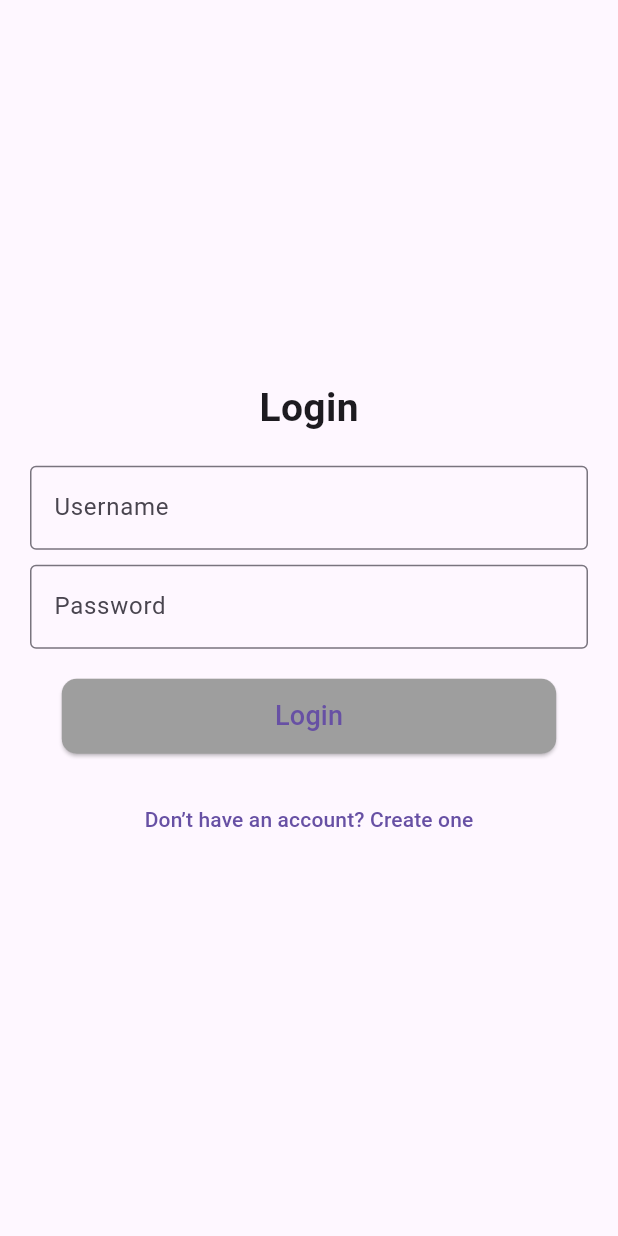
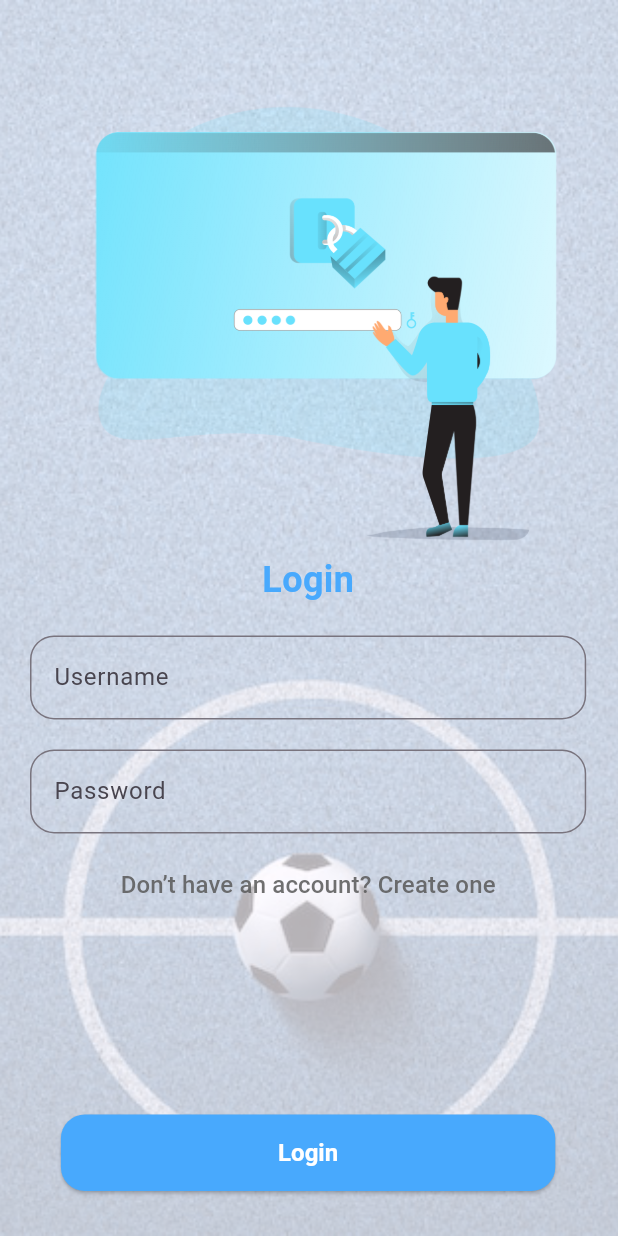
Before and after one commit to Aloson98/friendlywar, a Flutter app: the screen it shows after launch, after a tap on "Proceed", on a phone screen of 412 x 824 dp. Run offline on Flutter 3.47's test engine with Material 3 defaults, Android fonts, the phone set to English and light mode, and no system bars; our stand-ins replace dio, flutter_dotenv, flutter_redux, redux; missing offline and left inert: sse_client; network calls fail.

Commit message:
fixed UI

```diff
--- /dev/null
+++ b/lib/components/AppButton.dart
@@ -0,0 +1,37 @@
+import 'package:flutter/material.dart';
+import 'package:friendlywar/components/AppColors.dart';
+
+class AppButton extends StatelessWidget {
+  final String text;
+  final VoidCallback onPressed;
+  final Color color;
+  final Color textColor;
+
+  const AppButton({
+    super.key,
+    required this.text,
+    required this.onPressed,
+    this.color = AppColors.primaryColor,
+    this.textColor = AppColors.backgroundColor,
+  });
+
+  @override
+  Widget build(BuildContext context) {
+    return SizedBox(
+      width: MediaQuery.of(context).size.width * 0.8,
+      child: ElevatedButton(
+        onPressed: onPressed,
+        style: ElevatedButton.styleFrom(
+          foregroundColor: textColor,
+          backgroundColor: color,
+          padding: EdgeInsets.all(16),
+          textStyle: TextStyle(fontSize: 16.0, fontWeight: FontWeight.bold),
+          shape: RoundedRectangleBorder(
+            borderRadius: BorderRadius.circular(16),
+          ),
+        ),
+        child: Text(text),
+      ),
+    );
+  }
+}
--- /dev/null
+++ b/lib/components/AppColors.dart
@@ -0,0 +1,11 @@
+import 'package:flutter/material.dart';
+
+class AppColors {
+  static const Color primaryColor = Color.fromARGB(255, 72, 169, 253);
+  static const Color secondaryColor = Color.fromARGB(255, 255, 149, 83);
+  static const Color backgroundColor = Color(0xFFFFFFFF);
+  static const Color textColor = Color(0xFF8D8E98);
+  static const Color buttonColor = Color(0xFF4C4F5E);
+  static const Color cardColor = Color(0xFF1D1E33);
+  static const Color borderColor = Color(0xFF111328);
+}
--- /dev/null
+++ b/lib/components/AppInput.dart
@@ -0,0 +1,29 @@
+import 'package:flutter/material.dart';
+
+class AppInput extends StatelessWidget {
+  final String hintText;
+  final TextEditingController controller;
+  final Icon? prefixIcon;
+  final Icon? suffixIcon;
+  final String? error;
+
+  AppInput({required this.hintText, required this.controller, this.prefixIcon, this.suffixIcon, this.error});
+
+  @override
+  Widget build(BuildContext context) {
+    return Container(
+      width: MediaQuery.of(context).size.width * 0.9,
+      child: TextField(
+        controller: controller,
+        decoration: InputDecoration(
+          prefix: prefixIcon,
+          hintText: hintText,
+          errorText: error,
+          border: OutlineInputBorder(
+            borderRadius: BorderRadius.circular(16),
+          ),
+        ),
+      ),
+    );
+  }
+}
--- /dev/null
+++ b/lib/components/AppText.dart
@@ -0,0 +1,82 @@
+import 'package:flutter/material.dart';
+import 'package:friendlywar/components/AppColors.dart';
+
+class ParagraphText extends StatelessWidget {
+  final String text;
+  final aligner;
+  final TextStyle? style;
+  final Color color;
+
+  const ParagraphText({
+    Key? key,
+    required this.text,
+    this.aligner = TextAlign.start,
+    this.style,
+    this.color = const Color.fromARGB(221, 90, 90, 90),
+  }) : super(key: key);
+
+  @override
+  Widget build(BuildContext context) {
+    return Text(
+      text,
+      textAlign: aligner,
+      style: TextStyle(
+        fontSize: 16,
+        color: color,
+        overflow: TextOverflow.clip,
+      ),
+    );
+  }
+}
+
+class TitleText extends StatelessWidget {
+  final String text;
+  final TextStyle? style;
+  final aligner;
+
+  const TitleText({
+    Key? key,
+    required this.text,
+    this.aligner,
+    this.style,
+  }) : super(key: key);
+
+  @override
+  Widget build(BuildContext context) {
+    return Text(
+      text,
+      style: TextStyle(
+        fontSize: 24,
+        color: AppColors.primaryColor,
+        fontWeight: FontWeight.bold,
+        overflow: TextOverflow.clip,
+      ),
+    );
+  }
+}
+
+class subTitle extends StatelessWidget {
+  final String text;
+  final TextStyle? style;
+  final aligner;
+
+  const subTitle({
+    Key? key,
+    required this.text,
+    this.aligner,
+    this.style,
+  }) : super(key: key);
+
+  @override
+  Widget build(BuildContext context) {
+    return Text(
+      text,
+      textAlign: aligner,
+      style: TextStyle(
+        fontSize: 18,
+        color: AppColors.borderColor,
+        overflow: TextOverflow.clip,
+      ),
+    );
+  }
+}
--- a/lib/main.dart
+++ b/lib/main.dart
@@ -27,6 +27,7 @@ class MainApp extends StatelessWidget {
     return StoreProvider(
       store: store,
       child: MaterialApp(
+        debugShowCheckedModeBanner: false,
         initialRoute: '/',
         routes: {
           "/": (context) => Welcome(),
--- a/lib/screens/login.dart
+++ b/lib/screens/login.dart
@@ -1,5 +1,9 @@
 import 'package:flutter/material.dart';
 import 'package:flutter_redux/flutter_redux.dart';
+import 'package:friendlywar/components/AppColors.dart';
+import 'package:friendlywar/components/AppInput.dart';
+import 'package:friendlywar/components/AppText.dart';
+import 'package:friendlywar/components/AppButton.dart';
 import 'package:friendlywar/store/app.state.dart';
 import 'package:friendlywar/store/friend/friend.action.dart';
 import 'package:friendlywar/store/friend/friend.state.dart';
@@ -19,40 +23,71 @@ class _LoginScreenState extends State<LoginScreen> {
   @override
   Widget build(BuildContext context) {
     return Scaffold(
-      body: Padding(
+      body: Stack(
+        children: [
+          Container(
+            decoration: BoxDecoration(
+              image: DecorationImage(
+                opacity: 0.5,
+                image: AssetImage('assets/images/BG.jpg'),
+                fit: BoxFit.cover,
+              ),
+            ),
+          ),
+          Padding(
             padding: const EdgeInsets.all(20.0),
             child: Column(
               mainAxisAlignment: MainAxisAlignment.center,
               children: [
-            Text(
-              'Login',
-              style: TextStyle(fontSize: 26, fontWeight: FontWeight.bold),
+                SizedBox(
+                  height: 10,
+                ),
+                Card(
+                  color: Colors.transparent,
+                  elevation: 0,
+                  shape: RoundedRectangleBorder(
+                    borderRadius: BorderRadius.circular(20),
+                  ),
+                  margin: EdgeInsets.only(top: 10, left: 20),
+                  child: Container(
+                    width: MediaQuery.of(context).size.width * 0.8,
+                    decoration: BoxDecoration(
+                      borderRadius: BorderRadius.circular(16),
+                    ),
+                    height: MediaQuery.of(context).size.width * 0.8,
+                    child: ClipRRect(
+                      borderRadius: BorderRadius.circular(20),
+                      child: Image.asset(
+                        'assets/images/Authentication.png',
+                        fit: BoxFit.cover,
+                      ),
+                    ),
+                  ),
+                ),
+                TitleText(text: 'Login'),
+                SizedBox(height: 20),
+                AppInput(
+                  hintText: 'Username',
+                  controller: _usernameController,
                 ),
                 SizedBox(height: 20),
-            TextField(
-              decoration: InputDecoration(
-                labelText: 'Username',
-                border: OutlineInputBorder(),
-              ),
-              controller: _usernameController,
+                AppInput(
+                  hintText: 'Password',
+                  controller: _passwordController,
                 ),
                 SizedBox(height: 10),
-            TextField(
-              obscureText: true,
-              decoration: InputDecoration(
-                labelText: 'Password',
-                border: OutlineInputBorder(),
+                TextButton(
+                  onPressed: () {},
+                  child: ParagraphText(
+                    text: 'Don’t have an account? Create one',
                   ),
-              controller: _passwordController,
                 ),
-            SizedBox(height: 20),
+                Spacer(),
                 StoreConnector<AppState, FriendState>(
                   converter: (store) => store.state.friendState,
                   builder: (context, friendState) {
-                return SizedBox(
-                  width: MediaQuery.of(context).size.width * 0.8,
-                  height: 50,
-                  child: ElevatedButton(
+                    return AppButton(
+                      text: "Login",
                       onPressed: () {
                         // Handle login action
                         StoreProvider.of<AppState>(context).dispatch(
@@ -60,17 +95,6 @@ class _LoginScreenState extends State<LoginScreen> {
                                 username: _usernameController.text,
                                 password: _passwordController.text));
                       },
-                    style: ElevatedButton.styleFrom(
-                      shape: RoundedRectangleBorder(
-                        borderRadius: BorderRadius.circular(10),
-                      ),
-                      backgroundColor: Colors.grey,
-                    ),
-                    child: Text(
-                      'Login',
-                      style: TextStyle(fontSize: 18),
-                    ),
-                  ),
                     );
                   },
                   onDidChange: (previous, current) {
@@ -84,18 +108,13 @@ class _LoginScreenState extends State<LoginScreen> {
                       });
                       Navigator.pushNamed(context, '/home');
                     }
-                ;
                   },
                 ),
-            SizedBox(height: 20),
-            TextButton(
-              onPressed: () {
-                // Navigate to account creation screen
-              },
-              child: Text("Don’t have an account? Create one"),
+                SizedBox(height: 10),
+              ],
+            ),
           ),
         ],
-        ),
       ),
     );
   }
--- a/lib/screens/welcome.dart
+++ b/lib/screens/welcome.dart
@@ -1,57 +1,76 @@
 import 'package:flutter/material.dart';
+import 'package:friendlywar/components/AppText.dart';
+import 'package:friendlywar/components/AppButton.dart';
 
 class Welcome extends StatelessWidget {
   @override
   Widget build(BuildContext context) {
     return Scaffold(
-      body: Column(
+      body: Stack(
+        children: [
+          Container(
+            decoration: BoxDecoration(
+              image: DecorationImage(
+                opacity: 0.5,
+                image: AssetImage('assets/images/BG.jpg'),
+                fit: BoxFit.cover,
+              ),
+            ),
+          ),
+          Column(
             mainAxisAlignment: MainAxisAlignment.spaceBetween,
             children: [
               Spacer(),
+              Card(
+                color: Colors.transparent,
+                elevation: 0,
+                shape: RoundedRectangleBorder(
+                  borderRadius: BorderRadius.circular(20),
+                ),
+                margin: EdgeInsets.only(top: 10, left: 20),
+                child: Container(
+                  width: MediaQuery.of(context).size.width * 0.8,
+                  decoration: BoxDecoration(
+                    borderRadius: BorderRadius.circular(16),
+                  ),
+                  height: MediaQuery.of(context).size.width * 0.8,
+                  child: ClipRRect(
+                    borderRadius: BorderRadius.circular(20),
+                    child: Image.asset(
+                      'assets/images/gaming.png',
+                      fit: BoxFit.cover,
+                    ),
+                  ),
+                ),
+              ),
               Padding(
                 padding: const EdgeInsets.symmetric(horizontal: 20.0),
                 child: Column(
                   children: [
-                  Text(
-                    "Welcome",
-                    textAlign: TextAlign.center,
-                    style: TextStyle(
-                      fontSize: 25,
-                      fontWeight: FontWeight.bold,
+                    TitleText(text: 'Welcome'),
+                    SizedBox(
+                      height: 20,
+                    ),
+                    subTitle(
+                      text:
+                          'Hapa ukipigwa kama umepiga, na ukipiga kama umepiga',
+                      aligner: TextAlign.center,
+                    ),
+                  ],
                 ),
               ),
-                  Text(
-                    'Hapa ukipigwa kama umepiga. na ukipiga kama umepiga',
-                    textAlign: TextAlign.center,
-                    style: TextStyle(
-                      fontSize: 22,
-                      fontWeight: FontWeight.bold,
-                    ),
-                  ),
-                ],
-              )),
               Spacer(),
               Padding(
-            padding: const EdgeInsets.only(bottom: 40.0),
-            child: SizedBox(
-              width: MediaQuery.of(context).size.width * 0.8,
-              height: 50,
-              child: ElevatedButton(
+                padding: EdgeInsets.all(16),
+                child: AppButton(
+                  text: "Proceed",
                   onPressed: () {
                     // Handle proceed button action
                     Navigator.pushNamed(context, "/login");
                   },
-                style: ElevatedButton.styleFrom(
-                    shape: RoundedRectangleBorder(
-                      borderRadius: BorderRadius.circular(10),
                 ),
-                    backgroundColor: Colors.grey),
-                child: Text(
-                  'Proceed',
-                  style: TextStyle(fontSize: 18, color: Colors.white),
-                ),
-              ),
-            ),
+              )
+            ],
           ),
         ],
       ),
--- a/pubspec.yaml
+++ b/pubspec.yaml
@@ -37,3 +37,7 @@ flutter:
     - assets/images/stone-cover.jpg
     - assets/images/avatar1.jpg
     - assets/images/avatar2.jpg
+    - assets/images/BG.jpg
+    - assets/images/gaming.png
+    - assets/images/Authentication.png
+    - assets/images/playing.png
```
Also changed, not shown: lib/components/AppDialog.dart (added, +33 -0 lines), lib/components/home2.dart (added, +127 -0 lines), lib/screens/home/home.dart (+108 -54 lines), lib/screens/home/opponentSelection.dart (+16 -17 lines), lib/screens/scoreBoard/score_board.dart (+32 -4 lines), assets/images/Authentication.png (added), assets/images/BG.jpg (added), assets/images/gaming.png (added), assets/images/playing.png (added). Lines whose indentation alone changed are shown as unchanged.
